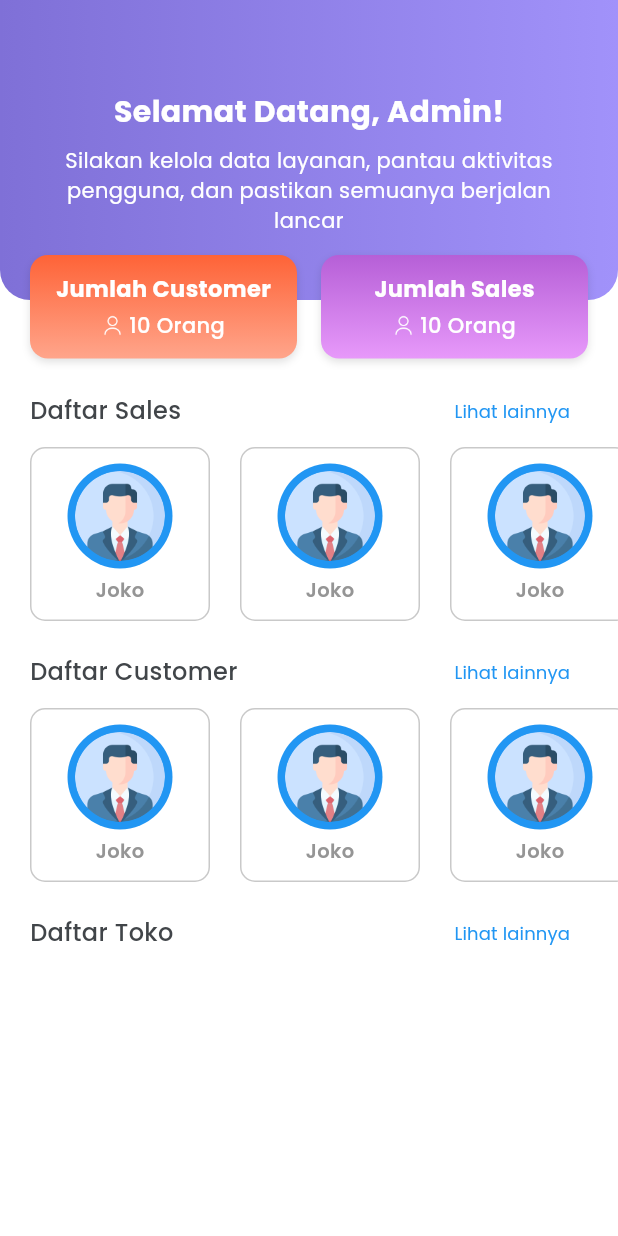
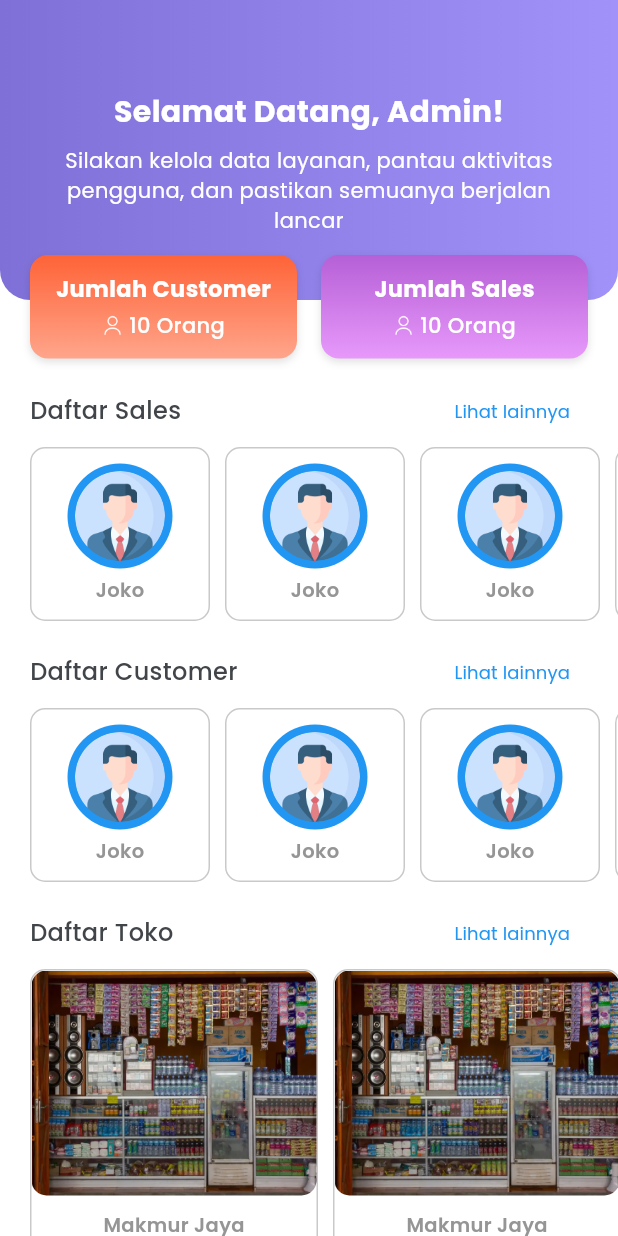
Before and after one commit to ClaysHere/program_visit, a Flutter app: the HomeView screen opened by its route, on a phone screen of 412 x 824 dp. Run offline on Flutter 3.47's test engine with Material 3 defaults, Android fonts, the phone set to English and light mode, and no system bars; our stand-ins replace go_router.

Commit message:
Slicing halaman home admin

```diff
--- a/lib/common/widgets/card_customer.dart
+++ b/lib/common/widgets/card_customer.dart
@@ -10,7 +10,6 @@ class CardCustomer extends StatelessWidget {
   @override
   Widget build(BuildContext context) {
     return Container(
-      margin: EdgeInsets.only(right: 10),
       padding: EdgeInsets.symmetric(vertical: 10, horizontal: 24),
       decoration: BoxDecoration(
         border: Border.all(width: 1, color: Color(0xffC9C9C9)),
--- a/lib/common/widgets/card_daftar_toko.dart
+++ b/lib/common/widgets/card_daftar_toko.dart
@@ -1,22 +1,49 @@
 import 'package:flutter/material.dart';
+import 'package:program_visit/common/styles/font.dart';
+import 'package:program_visit/common/widgets/custom_text_style.dart';
 
 class CardDaftarToko extends StatelessWidget {
-  const CardDaftarToko({super.key, required this.imagePath});
+  const CardDaftarToko({
+    super.key,
+    required this.name,
+    required this.imagePath,
+  });
 
+  final String name;
   final String imagePath;
 
   @override
   Widget build(BuildContext context) {
     return Container(
-      width: 160,
-      margin: const EdgeInsets.only(right: 12),
-      padding: const EdgeInsets.all(12),
+      padding: EdgeInsets.only(bottom: 20),
       decoration: BoxDecoration(
-        color: Color(0xffFAFAFA),
         border: Border.all(width: 1, color: Color(0xffC9C9C9)),
-        borderRadius: BorderRadius.circular(12),
+        borderRadius: BorderRadius.circular(10),
       ),
-      child: Image.asset(imagePath),
+      child: Column(
+        mainAxisAlignment: MainAxisAlignment.center,
+        crossAxisAlignment: CrossAxisAlignment.center,
+        children: [
+          ClipRRect(
+            borderRadius: BorderRadius.circular(10),
+            child: Image.asset(
+              imagePath,
+              width: 190,
+              height: 150,
+              fit: BoxFit.cover,
+            ),
+          ),
+
+          SizedBox(height: 10),
+
+          CustomTextStyle(
+            text: name,
+            fontSize: 13,
+            fontWeight: AppFontWeight.semiBold,
+            color: Color(0xff959595),
+          ),
+        ],
+      ),
     );
   }
 }
--- a/lib/common/widgets/card_sales.dart
+++ b/lib/common/widgets/card_sales.dart
@@ -10,7 +10,6 @@ class CardSales extends StatelessWidget {
   @override
   Widget build(BuildContext context) {
     return Container(
-      margin: EdgeInsets.only(right: 10),
       padding: EdgeInsets.symmetric(vertical: 10, horizontal: 24),
       decoration: BoxDecoration(
         border: Border.all(width: 1, color: Color(0xffC9C9C9)),
--- a/lib/common/widgets/row_text.dart
+++ b/lib/common/widgets/row_text.dart
@@ -3,10 +3,16 @@ import 'package:program_visit/common/styles/font.dart';
 import 'package:program_visit/common/widgets/custom_text_style.dart';
 
 class RowText extends StatelessWidget {
-  const RowText({super.key, required this.textKiri, required this.textKanan});
+  const RowText({
+    super.key,
+    required this.textKiri,
+    required this.textKanan,
+    required this.onPressed,
+  });
 
   final String textKiri;
   final String textKanan;
+  final VoidCallback onPressed;
 
   @override
   Widget build(BuildContext context) {
@@ -20,7 +26,7 @@ class RowText extends StatelessWidget {
           color: Color(0xff414549),
         ),
         TextButton(
-          onPressed: () {},
+          onPressed: onPressed,
           child: CustomTextStyle(
             text: textKanan,
             fontSize: 12,
--- a/lib/features/admin/view/home_view.dart
+++ b/lib/features/admin/view/home_view.dart
@@ -2,6 +2,7 @@ import 'package:flutter/material.dart';
 import 'package:program_visit/common/styles/color.dart';
 import 'package:program_visit/common/styles/font.dart';
 import 'package:program_visit/common/widgets/card_customer.dart';
+import 'package:program_visit/common/widgets/card_daftar_toko.dart';
 import 'package:program_visit/common/widgets/card_sales.dart';
 import 'package:program_visit/common/widgets/custom_text_style.dart';
 import 'package:program_visit/common/widgets/row_text.dart';
@@ -87,6 +88,7 @@ class HomeView extends StatelessWidget {
             Padding(
               padding: const EdgeInsets.symmetric(horizontal: 20),
               child: RowText(
+                onPressed: () {},
                 textKiri: "Daftar Sales",
                 textKanan: "Lihat lainnya",
               ),
@@ -113,6 +115,7 @@ class HomeView extends StatelessWidget {
             Padding(
               padding: const EdgeInsets.symmetric(horizontal: 20),
               child: RowText(
+                onPressed: () {},
                 textKiri: "Daftar Customer",
                 textKanan: "Lihat lainnya",
               ),
@@ -139,8 +142,28 @@ class HomeView extends StatelessWidget {
             Padding(
               padding: const EdgeInsets.symmetric(horizontal: 20),
               child: RowText(
+                onPressed: () {},
                 textKiri: "Daftar Toko",
                 textKanan: "Lihat lainnya",
+              ),
+            ),
+            SingleChildScrollView(
+              scrollDirection: Axis.horizontal,
+              physics: BouncingScrollPhysics(),
+              child: Padding(
+                padding: EdgeInsets.only(left: 20),
+                child: Row(
+                  children: List.generate(
+                    5,
+                    (index) => Padding(
+                      padding: EdgeInsets.only(right: 10),
+                      child: CardDaftarToko(
+                        name: "Makmur Jaya",
+                        imagePath: "assets/images/toko.webp",
+                      ),
+                    ),
+                  ),
+                ),
               ),
             ),
 
```
